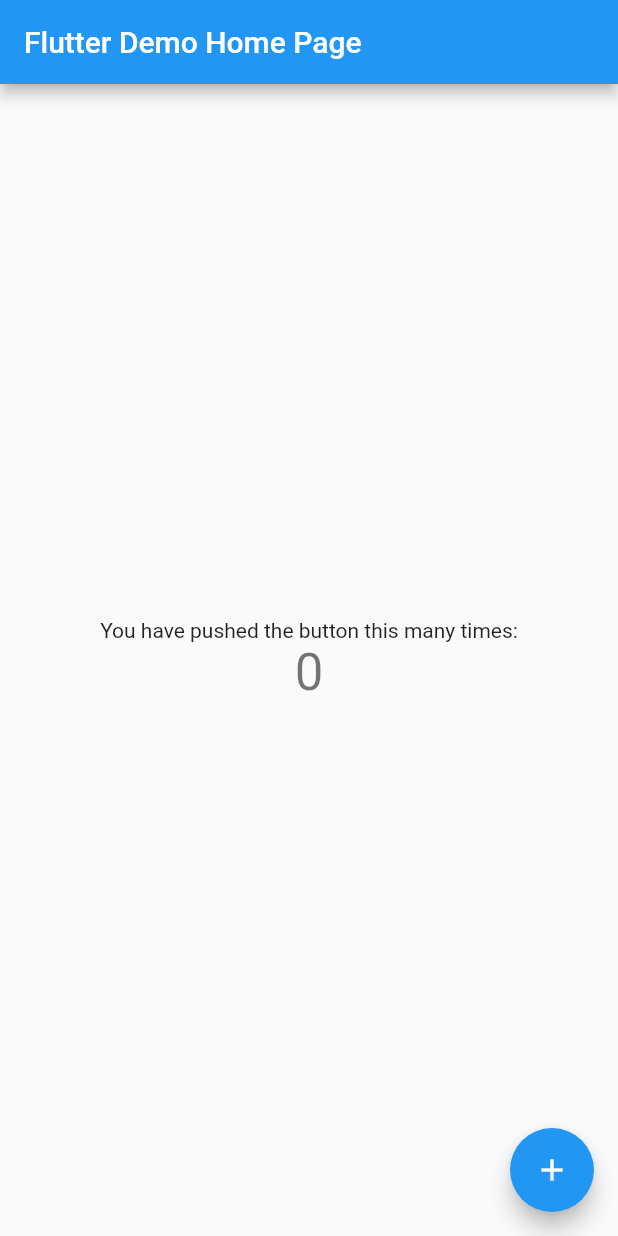
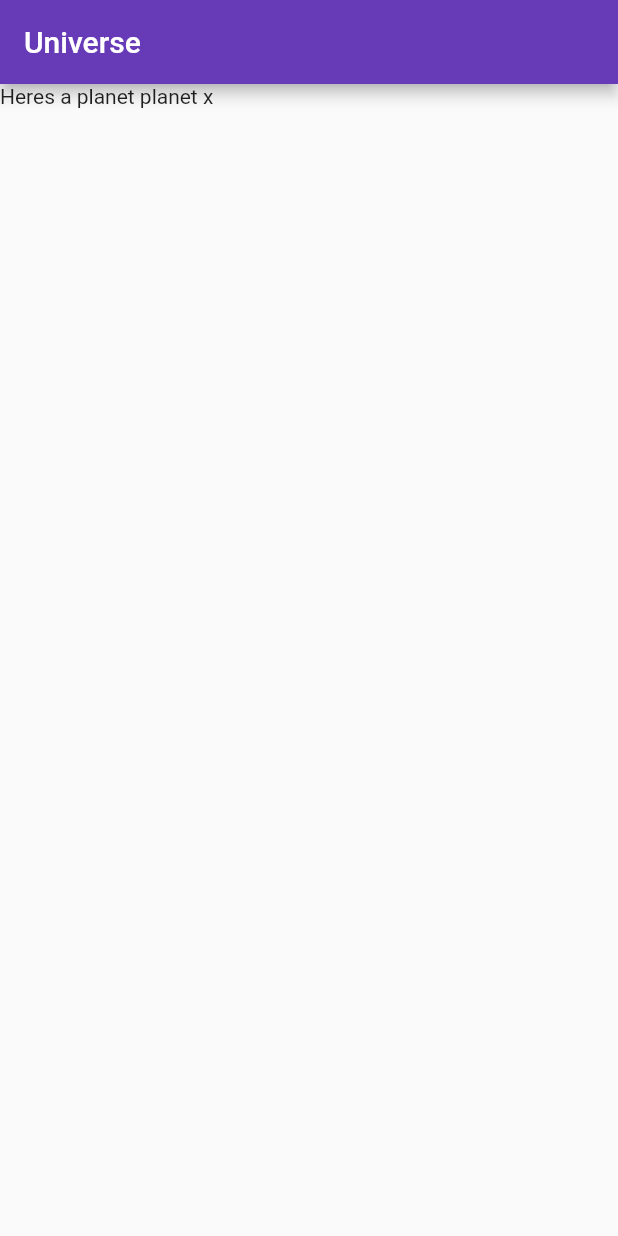
Before and after one commit to grglucastr/universe-mobile-app, a Flutter app: the screen it shows after launch, on a phone screen of 412 x 824 dp. Run offline on Flutter 3.47's test engine with Material 2 defaults, Android fonts, the phone set to English and light mode, and no system bars.

Commit message:
Add basic and raw listing planet feature

```diff
--- a/lib/main.dart
+++ b/lib/main.dart
@@ -1,115 +1,43 @@
 import 'package:flutter/material.dart';
+import 'package:universe_mobile_app/models/planet.dart';
 
 void main() {
-  runApp(const MyApp());
+  runApp(const UniverseMobileApp());
 }
 
-class MyApp extends StatelessWidget {
-  const MyApp({super.key});
+class UniverseMobileApp extends StatelessWidget {
+  const UniverseMobileApp({Key? key}) : super(key: key);
 
-  // This widget is the root of your application.
   @override
   Widget build(BuildContext context) {
+    List<Planet> planets = List.empty(growable: true);
+
+    planets.add(Planet(0, "planet x", 2131.22));
+
     return MaterialApp(
-      title: 'Flutter Demo',
       theme: ThemeData(
-        // This is the theme of your application.
-        //
-        // Try running your application with "flutter run". You'll see the
-        // application has a blue toolbar. Then, without quitting the app, try
-        // changing the primarySwatch below to Colors.green and then invoke
-        // "hot reload" (press "r" in the console where you ran "flutter run",
-        // or simply save your changes to "hot reload" in a Flutter IDE).
-        // Notice that the counter didn't reset back to zero; the application
-        // is not restarted.
-        primarySwatch: Colors.blue,
+          appBarTheme: const AppBarTheme(
+            color: Colors.deepPurple,
+          ),
+          primaryColor: Colors.deepPurple,
+          colorScheme:
+          ColorScheme.fromSwatch().copyWith(secondary: Colors.amber)),
+      home: Scaffold(
+        appBar: AppBar(
+          title: const Text('Universe'),
+        ),
+        body: Container(
+          child: ListView.builder(
+            itemCount: planets.length,
+            itemBuilder: (context, index) {
+              Planet planet = planets[index];
+              return Container(
+                child: Text('Heres a planet ${planet.name}'),
+              );
+            },
+          ),
+        ),
       ),
-      home: const MyHomePage(title: 'Flutter Demo Home Page'),
     );
   }
 }
-
-class MyHomePage extends StatefulWidget {
-  const MyHomePage({super.key, required this.title});
-
-  // This widget is the home page of your application. It is stateful, meaning
-  // that it has a State object (defined below) that contains fields that affect
-  // how it looks.
-
-  // This class is the configuration for the state. It holds the values (in this
-  // case the title) provided by the parent (in this case the App widget) and
-  // used by the build method of the State. Fields in a Widget subclass are
-  // always marked "final".
-
-  final String title;
-
-  @override
-  State<MyHomePage> createState() => _MyHomePageState();
-}
-
-class _MyHomePageState extends State<MyHomePage> {
-  int _counter = 0;
-
-  void _incrementCounter() {
-    setState(() {
-      // This call to setState tells the Flutter framework that something has
-      // changed in this State, which causes it to rerun the build method below
-      // so that the display can reflect the updated values. If we changed
-      // _counter without calling setState(), then the build method would not be
-      // called again, and so nothing would appear to happen.
-      _counter++;
-    });
-  }
-
-  @override
-  Widget build(BuildContext context) {
-    // This method is rerun every time setState is called, for instance as done
-    // by the _incrementCounter method above.
-    //
-    // The Flutter framework has been optimized to make rerunning build methods
-    // fast, so that you can just rebuild anything that needs updating rather
-    // than having to individually change instances of widgets.
-    return Scaffold(
-      appBar: AppBar(
-        // Here we take the value from the MyHomePage object that was created by
-        // the App.build method, and use it to set our appbar title.
-        title: Text(widget.title),
-      ),
-      body: Center(
-        // Center is a layout widget. It takes a single child and positions it
-        // in the middle of the parent.
-        child: Column(
-          // Column is also a layout widget. It takes a list of children and
-          // arranges them vertically. By default, it sizes itself to fit its
-          // children horizontally, and tries to be as tall as its parent.
-          //
-          // Invoke "debug painting" (press "p" in the console, choose the
-          // "Toggle Debug Paint" action from the Flutter Inspector in Android
-          // Studio, or the "Toggle Debug Paint" command in Visual Studio Code)
-          // to see the wireframe for each widget.
-          //
-          // Column has various properties to control how it sizes itself and
-          // how it positions its children. Here we use mainAxisAlignment to
-          // center the children vertically; the main axis here is the vertical
-          // axis because Columns are vertical (the cross axis would be
-          // horizontal).
-          mainAxisAlignment: MainAxisAlignment.center,
-          children: <Widget>[
-            const Text(
-              'You have pushed the button this many times:',
-            ),
-            Text(
-              '$_counter',
-              style: Theme.of(context).textTheme.headlineMedium,
-            ),
-          ],
-        ),
-      ),
-      floatingActionButton: FloatingActionButton(
-        onPressed: _incrementCounter,
-        tooltip: 'Increment',
-        child: const Icon(Icons.add),
-      ), // This trailing comma makes auto-formatting nicer for build methods.
-    );
-  }
-}
```
